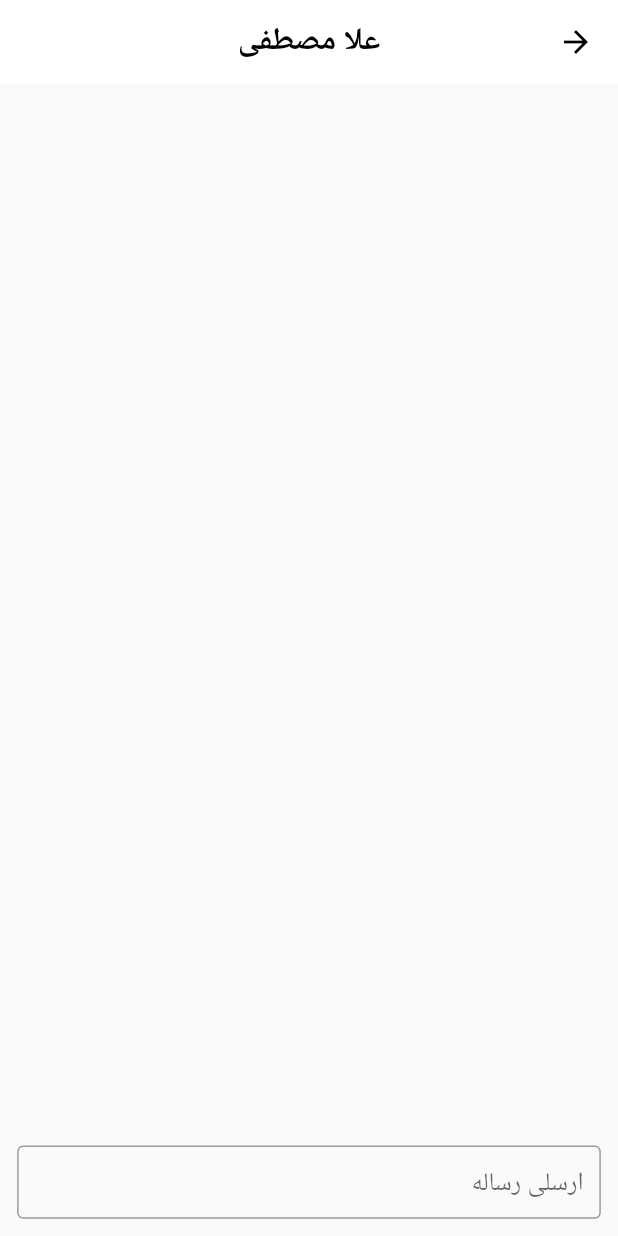
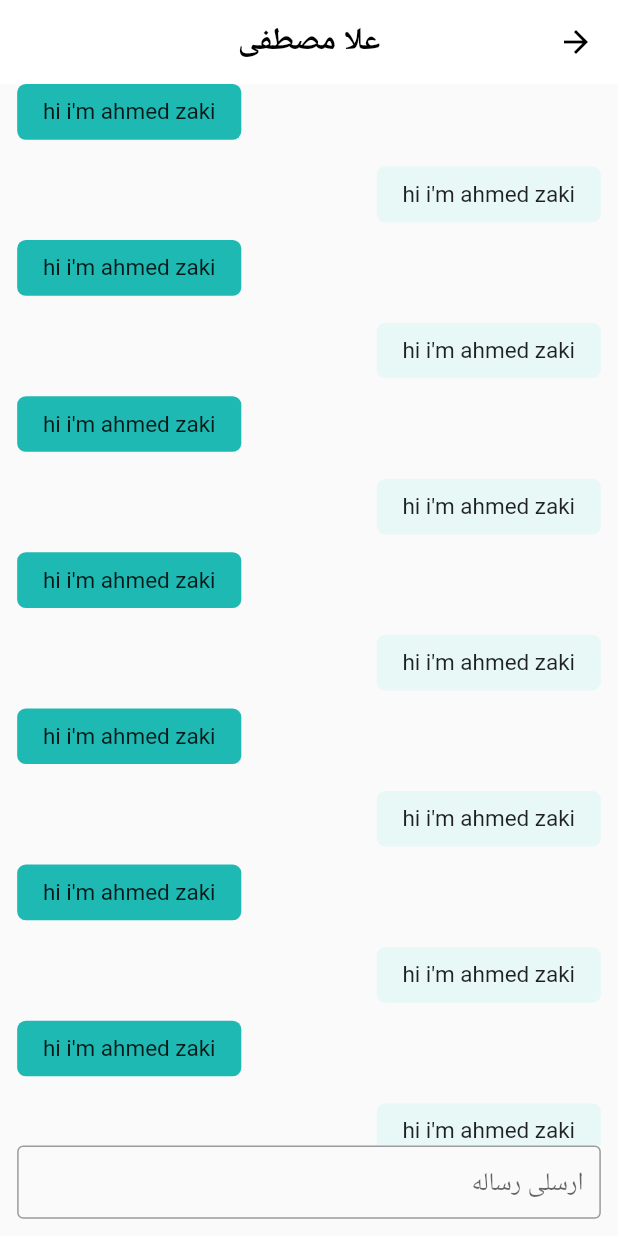
Before and after one commit to OmarMaklad/newRiadiat, a Flutter app: the ChatScreen screen opened directly, on a phone screen of 412 x 824 dp. Run offline on Flutter 3.47's test engine with Material 2 defaults, Android fonts, the phone set to English and light mode, and no system bars; our stand-ins replace bloc, flutter_bloc, flutter_screenutil, flutter_swiper_null_safety, image_picker, localize_and_translate and 2 more.

Commit message:
finish ui chat and update icons

```diff
--- a/lib/features/main_screen/home_screen.dart
+++ b/lib/features/main_screen/home_screen.dart
@@ -1,5 +1,6 @@
 import 'package:flutter/material.dart';
 import 'package:flutter_screenutil/flutter_screenutil.dart';
+import 'package:material_design_icons_flutter/material_design_icons_flutter.dart';
 import 'package:riadiat/constants/my_color.dart';
 import 'package:riadiat/constants/strings.dart';
 import 'package:riadiat/features/main_screen/widget/cudtom_mytraining.dart';
@@ -39,7 +40,7 @@ class HomeScreen extends StatelessWidget {
                   Navigator.pushNamed(context, notificationScreen);
                 },
                 iconsRight: Icon(
-                  Icons.wallpaper,
+                  MdiIcons.bellOutline,
                   size: 30,
                 ),
                 hintText: "ابحثى عن دورات تدريبيه رائدات اعمال",
--- a/lib/features/message_screen/chat_screen.dart
+++ b/lib/features/message_screen/chat_screen.dart
@@ -1,6 +1,7 @@
 import 'package:flutter/material.dart';
 import 'package:flutter_screenutil/flutter_screenutil.dart';
 import 'package:material_design_icons_flutter/material_design_icons_flutter.dart';
+import 'package:riadiat/constants/my_color.dart';
 
 class ChatScreen extends StatelessWidget {
   @override
@@ -23,7 +24,51 @@ class ChatScreen extends StatelessWidget {
       body: Column(
         children: [
           Expanded(
-            child: Container(),
+            child: Padding(
+              padding:  EdgeInsets.symmetric(horizontal: 10.0.w),
+              child: ListView.separated(
+                  itemBuilder: (context, index){
+                  return Column(
+                    children: [
+                      Align(
+                        alignment: AlignmentDirectional.topEnd,
+                        child: Container(
+                          decoration: BoxDecoration(
+                            borderRadius: BorderRadius.circular(5.0.r),
+                            color: MyColors.seeAllColor,
+                          ),
+                          child: Padding(
+                            padding: EdgeInsets.symmetric(
+                              horizontal: 15.0.w,
+                              vertical: 8.0.h,
+                            ),
+                            child: Text("hi i'm ahmed zaki"),
+                          ),
+                        ),
+                      ),
+                      SizedBox(height: 15.0.h,),
+                      Align(
+                        alignment: AlignmentDirectional.topStart,
+                        child: Container(
+                          decoration: BoxDecoration(
+                            borderRadius: BorderRadius.circular(5.0.r),
+                            color: MyColors.bgNotifications,
+                          ),
+                          child: Padding(
+                            padding: EdgeInsets.symmetric(
+                              horizontal: 15.0.w,
+                              vertical: 8.0.h,
+                            ),
+                            child: Text("hi i'm ahmed zaki"),
+                          ),
+                        ),
+                      ),
+                    ],
+                  );
+              }, separatorBuilder: (context, index) {
+                    return SizedBox(height: 10.0.h,);
+              }, itemCount: 10),
+            ),
           ),
           Padding(
             padding: EdgeInsets.only(
@@ -39,7 +84,7 @@ class ChatScreen extends StatelessWidget {
                 ),
                 border: OutlineInputBorder(),
                 suffix: GestureDetector(
-                  onTap: (){
+                  onTap: () {
                     print('click');
                   },
                   child: Icon(MdiIcons.send),
--- a/lib/features/profile_screen/personal_account_screen/personal_account_screen.dart
+++ b/lib/features/profile_screen/personal_account_screen/personal_account_screen.dart
@@ -154,7 +154,7 @@ class PersonalAccountScreen extends StatelessWidget {
                     ),
                     child: Row(
                       children: [
-                        Icon(MdiIcons.cardOutline),
+                        Icon(MdiIcons.creditCardOutline),
                         SizedBox(
                           width: 6.0.w,
                         ),
@@ -241,7 +241,7 @@ class PersonalAccountScreen extends StatelessWidget {
                     ),
                     child: Row(
                       children: [
-                        Icon(MdiIcons.notificationClearAll),
+                        Icon(MdiIcons.bellOutline),
                         SizedBox(
                           width: 6.0.w,
                         ),
--- a/lib/features/profile_screen/profile_screen.dart
+++ b/lib/features/profile_screen/profile_screen.dart
@@ -273,7 +273,7 @@ class ProfileScreen extends StatelessWidget {
                     mainAxisAlignment: MainAxisAlignment.center,
                     children: [
                       Icon(
-                        MdiIcons.logout,
+                        MdiIcons.power,
                         color: MyColors.logoutIcon,
                       ),
                       SizedBox(
```
Also changed, not shown: 4 other files.
